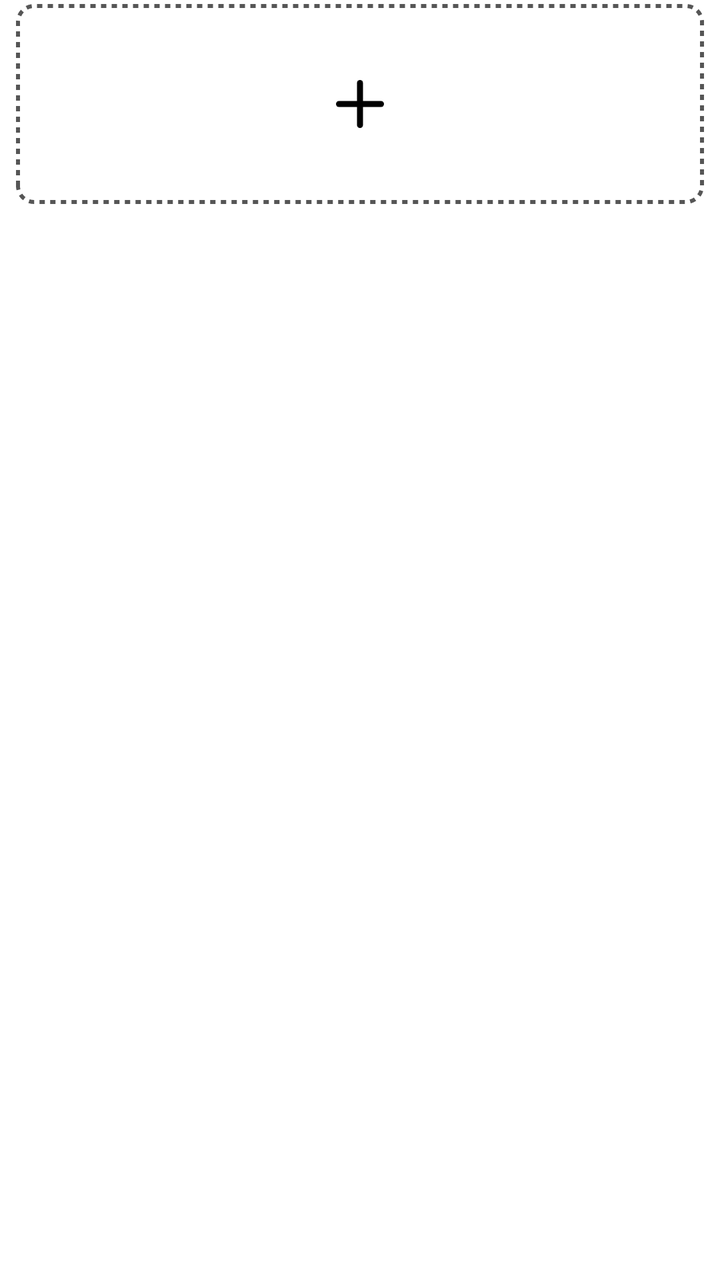
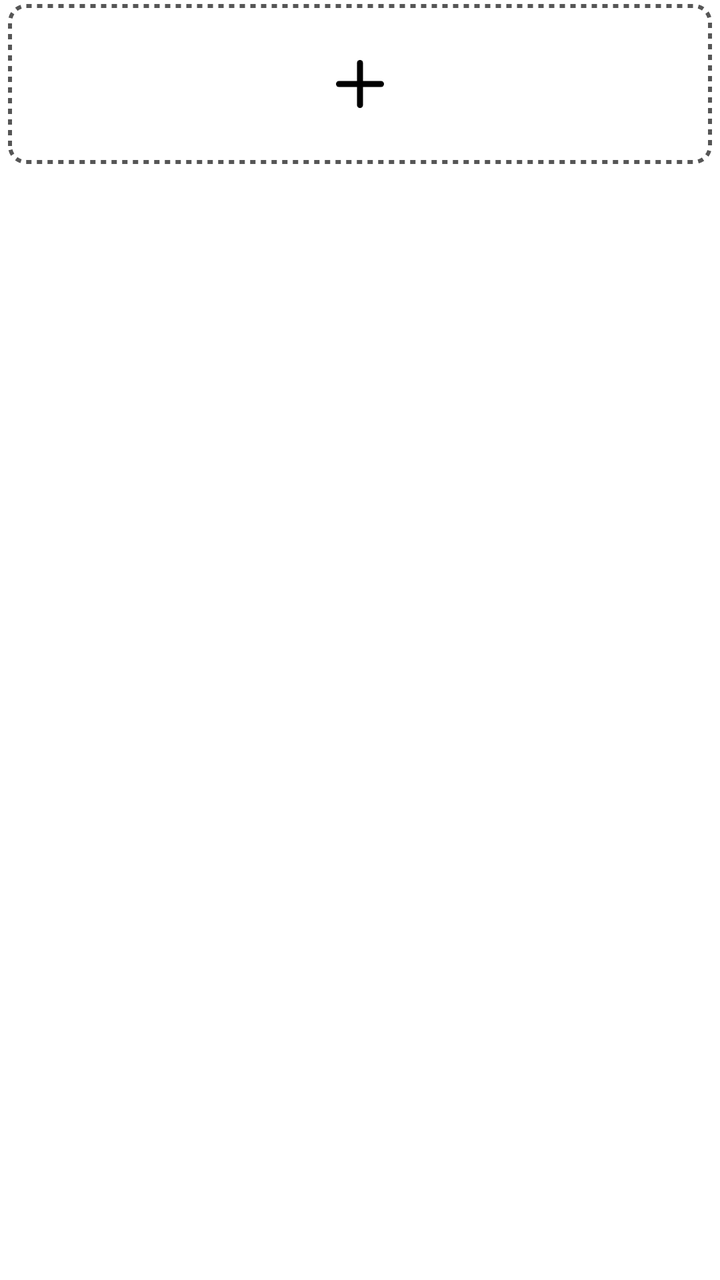

Screens rendered from an Android XML layout before and after an edit, with the pre-edit source and the edit as a unified diff.
<!-- AndroidManifest.xml: application theme Theme.MoneyTracker -->
<!-- res/layout/item_wallet_add.xml -->
<?xml version="1.0" encoding="utf-8"?>
<androidx.constraintlayout.widget.ConstraintLayout
    xmlns:android="http://schemas.android.com/apk/res/android"
    xmlns:app="http://schemas.android.com/apk/res-auto"
    android:layout_width="match_parent"
    android:layout_height="wrap_content">

    <androidx.constraintlayout.widget.ConstraintLayout
        android:id="@+id/addWalletWrapper"
        android:layout_width="0dp"
        android:layout_height="100dp"
        android:layout_marginStart="@dimen/margin_8"
        android:layout_marginEnd="@dimen/margin_8"
        android:layout_marginBottom="@dimen/margin_16"
        android:layout_marginTop="@dimen/margin_2"
        android:background="@drawable/bg_create_border"
        app:layout_constraintStart_toStartOf="parent"
        app:layout_constraintEnd_toEndOf="parent"
        app:layout_constraintTop_toTopOf="parent">

        <LinearLayout
            android:layout_width="wrap_content"
            android:layout_height="wrap_content"
            android:orientation="vertical"
            android:gravity="center"
            app:layout_constraintTop_toTopOf="parent"
            app:layout_constraintBottom_toBottomOf="parent"
            app:layout_constraintStart_toStartOf="parent"
            app:layout_constraintEnd_toEndOf="parent">

            <androidx.appcompat.widget.AppCompatImageView
                android:layout_width="36dp"
                android:layout_height="36dp"
                android:src="@drawable/ic_add"
                app:tint="@color/black"/>
        </LinearLayout>
    </androidx.constraintlayout.widget.ConstraintLayout>
</androidx.constraintlayout.widget.ConstraintLayout>
<!-- resources referenced by this layout -->
<resources>
  <color name="black">#FF000000</color>
  <dimen name="margin_16">16dp</dimen>
  <dimen name="margin_2">2dp</dimen>
  <dimen name="margin_8">8dp</dimen>
  <!-- drawable bg_create_border (drawable) -->
  <?xml version="1.0" encoding="utf-8"?>
  <ripple xmlns:android="http://schemas.android.com/apk/res/android"
      android:color="#45000000">
      <item>
          <layer-list>
              <item>
                  <shape android:shape="rectangle">
                      <corners android:radius="8dp" />
                      <stroke
                          android:width="2dp"
                          android:color="@color/dark_grey"
                          android:dashWidth="8px"
                          android:dashGap="8px" />
                  </shape>
              </item>
          </layer-list>
      </item>
  </ripple>
  <!-- drawable ic_add (drawable) -->
  <?xml version="1.0" encoding="utf-8"?>
  <vector xmlns:android="http://schemas.android.com/apk/res/android"
      android:width="24dp"
      android:height="24dp"
      android:viewportWidth="24"
      android:viewportHeight="24">
  
      <path
          android:fillColor="#FFFFFF"
          android:pathData="M12,19L12,5"
          android:strokeWidth="2"
          android:strokeColor="#FFFFFF"
          android:strokeLineCap="round"
          android:strokeLineJoin="round" />
  
      <path
          android:fillColor="#FFFFFF"
          android:pathData="M5,12L19,12"
          android:strokeWidth="2"
          android:strokeColor="#FFFFFF"
          android:strokeLineCap="round"
          android:strokeLineJoin="round" />
  
  </vector>
  <style name="Theme.MoneyTracker" parent="Theme.MaterialComponents.DayNight.DarkActionBar">
          
          <item name="colorPrimary">@color/azure_blue</item>
          <item name="colorPrimaryVariant">@color/emerald_green</item>
          <item name="colorOnPrimary">@color/white</item>
  
          
          <item name="colorSecondary">@color/teal</item>
          <item name="colorSecondaryVariant">@color/dark_teal</item>
          <item name="colorOnSecondary">@color/white</item>
  
          
          <item name="android:statusBarColor">@color/vibrant_orange</item>
          <item name="android:windowLightStatusBar">true</item> 
          <item name="android:windowDrawsSystemBarBackgrounds">true</item>
  
          <item name="android:navigationBarColor">@color/vibrant_orange</item>
          <item name="android:windowFullscreen">false</item>
  
          <item name="emptyArchive">@drawable/empty_archive</item>
          <item name="emptyBudget">@drawable/empty_budget</item>
          <item name="emptyCategory">@drawable/empty_category</item>
          <item name="emptyCurrency">@drawable/empty_currency</item>
          <item name="emptyDebt">@drawable/empty_debt</item>
          <item name="emptyGoal">@drawable/empty_goal</item>
          <item name="emptyRecord">@drawable/empty_record</item>
          <item name="emptyRecurring">@drawable/empty_recurring</item>
          <item name="emptySearch">@drawable/empty_search</item>
      </style>
  <color name="dark_grey">#565656</color>
  <color name="azure_blue">#FF2563EB</color>
  <color name="emerald_green">#FF10B981</color>
  <color name="white">#FFFFFFFF</color>
  <color name="teal">#FF03DAC5</color>
  <color name="dark_teal">#FF018786</color>
  <color name="vibrant_orange">#FF6A1B9A</color>
  <!-- drawable empty_archive: vector/xml drawable (drawable, 2403 chars, omitted) -->
  <!-- drawable empty_budget: vector/xml drawable (drawable, 6186 chars, omitted) -->
  <!-- drawable empty_currency: vector/xml drawable (drawable, 2555 chars, omitted) -->
  <!-- drawable empty_debt: vector/xml drawable (drawable, 2547 chars, omitted) -->
  <!-- drawable empty_goal: vector/xml drawable (drawable, 2350 chars, omitted) -->
  <!-- drawable empty_record: vector/xml drawable (drawable, 3083 chars, omitted) -->
  <!-- drawable empty_search: vector/xml drawable (drawable, 4779 chars, omitted) -->
  <!-- unchanged entries left out for length: 2 -->
</resources>

<!-- the commit's change to res/layout/item_wallet_add.xml (unified diff, before → after) -->
@@ -1,6 +1,5 @@
 <?xml version="1.0" encoding="utf-8"?>
-<androidx.constraintlayout.widget.ConstraintLayout
-    xmlns:android="http://schemas.android.com/apk/res/android"
+<androidx.constraintlayout.widget.ConstraintLayout xmlns:android="http://schemas.android.com/apk/res/android"
     xmlns:app="http://schemas.android.com/apk/res-auto"
     android:layout_width="match_parent"
     android:layout_height="wrap_content">
@@ -8,31 +7,31 @@
     <androidx.constraintlayout.widget.ConstraintLayout
         android:id="@+id/addWalletWrapper"
         android:layout_width="0dp"
-        android:layout_height="100dp"
-        android:layout_marginStart="@dimen/margin_8"
-        android:layout_marginEnd="@dimen/margin_8"
-        android:layout_marginBottom="@dimen/margin_16"
+        android:layout_height="80dp"
+        android:layout_marginStart="@dimen/margin_4"
         android:layout_marginTop="@dimen/margin_2"
+        android:layout_marginEnd="@dimen/margin_4"
+        android:layout_marginBottom="@dimen/margin_6"
         android:background="@drawable/bg_create_border"
+        app:layout_constraintEnd_toEndOf="parent"
         app:layout_constraintStart_toStartOf="parent"
-        app:layout_constraintEnd_toEndOf="parent"
         app:layout_constraintTop_toTopOf="parent">
 
         <LinearLayout
             android:layout_width="wrap_content"
             android:layout_height="wrap_content"
+            android:gravity="center"
             android:orientation="vertical"
-            android:gravity="center"
-            app:layout_constraintTop_toTopOf="parent"
             app:layout_constraintBottom_toBottomOf="parent"
+            app:layout_constraintEnd_toEndOf="parent"
             app:layout_constraintStart_toStartOf="parent"
-            app:layout_constraintEnd_toEndOf="parent">
+            app:layout_constraintTop_toTopOf="parent">
 
             <androidx.appcompat.widget.AppCompatImageView
                 android:layout_width="36dp"
                 android:layout_height="36dp"
                 android:src="@drawable/ic_add"
-                app:tint="@color/black"/>
+                app:tint="@color/black" />
         </LinearLayout>
     </androidx.constraintlayout.widget.ConstraintLayout>
 </androidx.constraintlayout.widget.ConstraintLayout>
<!-- resource entries referenced after the edit -->
@@ -1,9 +1,9 @@
 <!-- resources referenced by this layout -->
 <resources>
   <color name="black">#FF000000</color>
-  <dimen name="margin_16">16dp</dimen>
   <dimen name="margin_2">2dp</dimen>
-  <dimen name="margin_8">8dp</dimen>
+  <dimen name="margin_4">4dp</dimen>
+  <dimen name="margin_6">6dp</dimen>
   <!-- drawable bg_create_border (drawable) -->
   <?xml version="1.0" encoding="utf-8"?>
   <ripple xmlns:android="http://schemas.android.com/apk/res/android"
@@ -12,6 +12,7 @@
           <layer-list>
               <item>
                   <shape android:shape="rectangle">
+                      <solid android:color="@color/white" />
                       <corners android:radius="8dp" />
                       <stroke
                           android:width="2dp"
